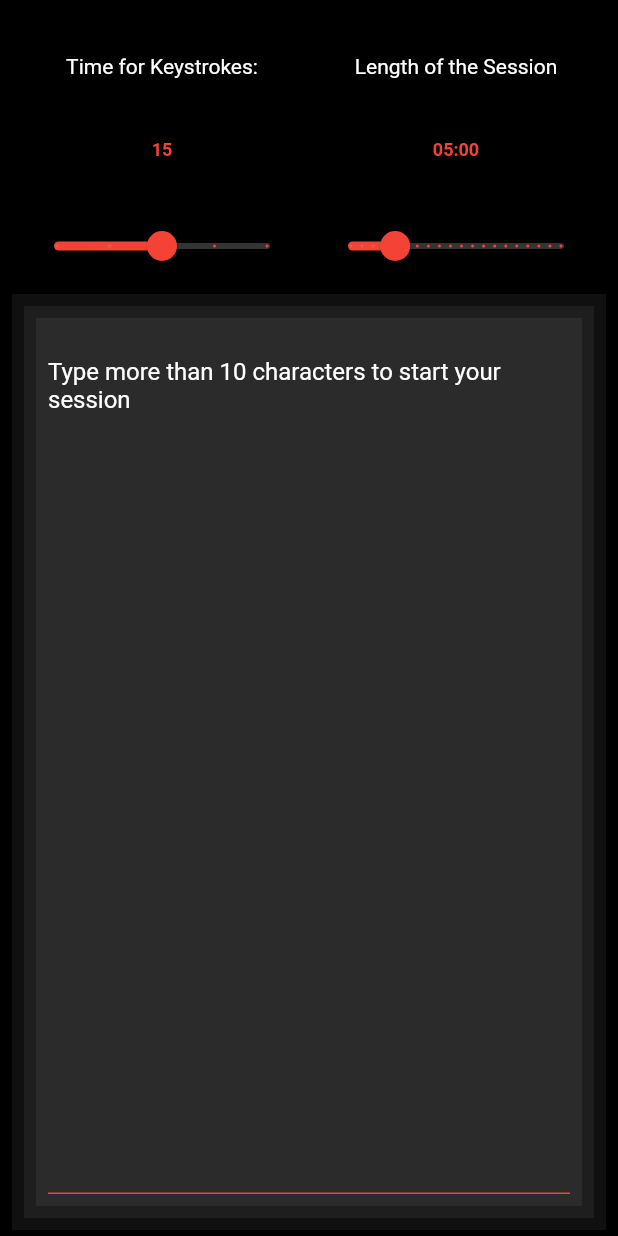
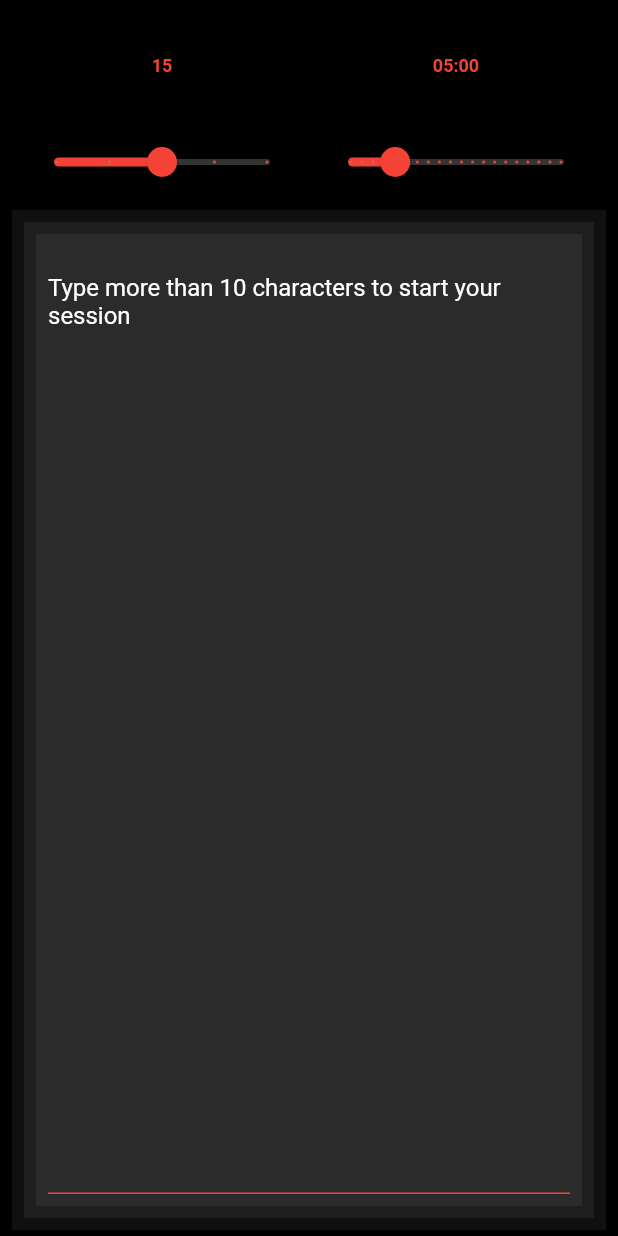
Before and after one commit to FranktheFurter/hardcore_writer, a Flutter app: the screen it shows after launch, on a phone screen of 412 x 824 dp. Run offline on Flutter 3.47's test engine with Material 2 defaults, Android fonts, the phone set to English and light mode, and no system bars; drawn by our look-alikes of circular_countdown_timer; our stand-ins replace flutter_mobx, loading_animation_widget, mobx; generated files the repository leaves out were written again.

Commit message:
adventures with git

```diff
--- a/lib/page1.dart
+++ b/lib/page1.dart
@@ -5,6 +5,7 @@ import 'dart:async';
 import 'dart:math';
 
 import 'package:flutter/cupertino.dart';
+import 'package:flutter/foundation.dart';
 import 'package:flutter/material.dart';
 import 'package:flutter/services.dart';
 import 'package:flutter_mobx/flutter_mobx.dart';
@@ -61,15 +62,6 @@ class _HeaderState extends State<Header> {
           children: [
             Column(
               children: [
-                (mainState.sessionRunning)
-                    ? Container()
-                    : Padding(
-                        padding: const EdgeInsets.only(top: 32.0, bottom: 8),
-                        child: Text(
-                          "Time for Keystrokes:",
-                          style: TextStyle(color: Colors.white),
-                        ),
-                      ),
                 DeathTimer(),
                 (mainState.sessionRunning)
                     ? Container()
@@ -91,15 +83,6 @@ class _HeaderState extends State<Header> {
             ),
             Column(
               children: [
-                (mainState.sessionRunning)
-                    ? Container()
-                    : Padding(
-                        padding: const EdgeInsets.only(top: 32.0, bottom: 8),
-                        child: Text(
-                          "Length of the Session",
-                          style: TextStyle(color: Colors.white),
-                        ),
-                      ),
                 SessionTimer(),
                 (mainState.sessionRunning)
                     ? Container()
@@ -468,8 +451,37 @@ class PageController {
     if (mainState.isResetting) {
       return;
     }
-    Clipboard.setData(ClipboardData(text: mainState.textfieldState.value));
-    ScaffoldMessenger.of(context).showSnackBar(SnackBar(content: Text("Congratulations! Your text has been copied to your clipboard.")));
+    // buffering the saved text here
+    String finalText = mainState.textfieldState.value;
+
+    if (kIsWeb) {
+      //Dialog on web
+      showModal(context, finalText);
+    } else {
+      //copy to clipoard on all other platforms
+      Clipboard.setData(ClipboardData(text: finalText));
+      ScaffoldMessenger.of(context).showSnackBar(SnackBar(content: Text("Congratulations! Your text has been copied to your clipboard.")));
+    }
     reset();
   }
+
+  static void showModal(BuildContext context, String finalText) {
+    Navigator.of(context).restorablePush(_dialogBuilder, arguments: finalText);
+  }
+
+  static Route<Object?> _dialogBuilder(BuildContext context, Object? arguments) {
+    return DialogRoute<void>(
+      context: context,
+      builder: (BuildContext context) => AlertDialog(
+          backgroundColor: Colors.black,
+          contentTextStyle: TextStyle(color: Colors.white),
+          title: Text(
+            'Congratulations! You may copy your text',
+            style: TextStyle(color: Colors.white),
+          ),
+          content: Container(
+            child: SingleChildScrollView(child: SelectableText(arguments as String)),
+          )),
+    );
+  }
 }
```
